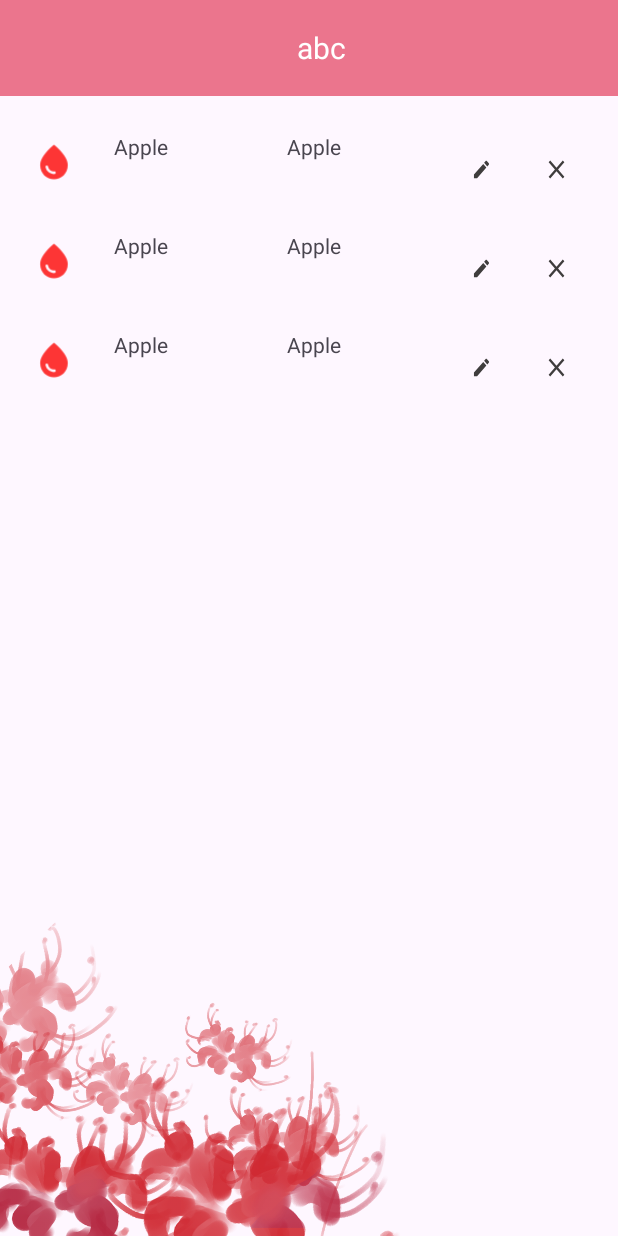
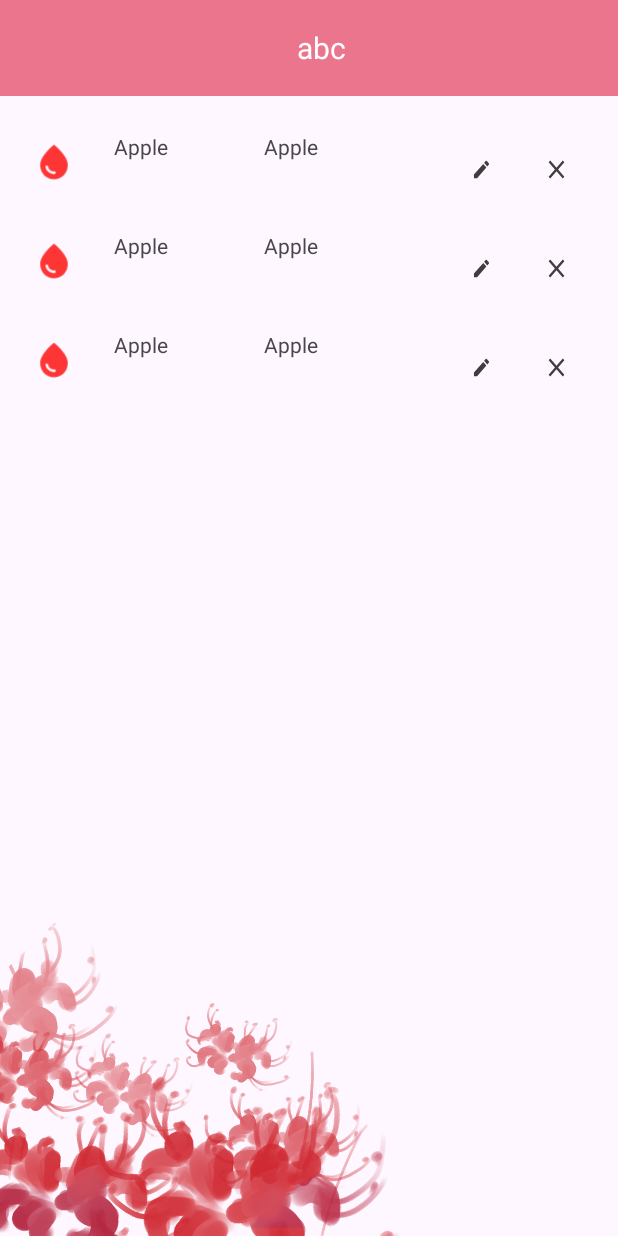
Before and after one commit to cheshire0/PeriodApp, an Android app: the layout activity_track.xml on its own in the app's theme, with its tools: preview values and no code run, on a phone screen of 412 x 824 dp. Run offline under Robolectric (Android 15) with nearby library versions, the light colour scheme and no system bars.

Commit message:
kész update

```diff
--- a/PeriodApp/app/src/main/java/hu/bme/aut/android/periodapp/TrackActivity.kt
+++ b/PeriodApp/app/src/main/java/hu/bme/aut/android/periodapp/TrackActivity.kt
@@ -36,7 +36,7 @@ class TrackActivity: AppCompatActivity(), SymptomAdapter.SymptomItemClickListene
         }
     }
 
-    fun String.titlecaseFirstChar() = replaceFirstChar(Char::titlecase)
+    private fun String.titlecaseFirstChar() = replaceFirstChar(Char::titlecase)
 
     override fun onItemEdited(item: SymptomItem) {
         var array=resources.getStringArray(R.array.bleeding_items)
--- a/PeriodApp/app/src/main/java/hu/bme/aut/android/periodapp/adapter/SymptomAdapter.kt
+++ b/PeriodApp/app/src/main/java/hu/bme/aut/android/periodapp/adapter/SymptomAdapter.kt
@@ -68,6 +68,7 @@ RecyclerView.Adapter<SymptomAdapter.SymptomViewHolder>() {
         items.removeAt(n)
         items.add(n,shoppingItem)
         listener.onItemChanged(shoppingItem)
+        notifyItemChanged(n)
     }
 
     override fun getItemCount(): Int = items.size
--- a/PeriodApp/app/src/main/java/hu/bme/aut/android/periodapp/data/SymptomItemDao.kt
+++ b/PeriodApp/app/src/main/java/hu/bme/aut/android/periodapp/data/SymptomItemDao.kt
@@ -15,7 +15,7 @@ interface SymptomItemDao {
     @Insert
     fun insert(shoppingItems: SymptomItem): Long
 
-    @Update(onConflict = OnConflictStrategy.REPLACE)
+    @Update
     fun update(shoppingItem: SymptomItem)
 
     @Delete
--- a/PeriodApp/app/src/main/java/hu/bme/aut/android/periodapp/misc/NewSymptomItemDialogFragment.kt
+++ b/PeriodApp/app/src/main/java/hu/bme/aut/android/periodapp/misc/NewSymptomItemDialogFragment.kt
@@ -3,6 +3,7 @@ package hu.bme.aut.android.periodapp.misc
 import android.app.Dialog
 import android.content.Context
 import android.os.Bundle
+import android.util.Log
 import android.view.LayoutInflater
 import android.widget.ArrayAdapter
 import androidx.appcompat.app.AlertDialog
@@ -43,6 +44,7 @@ class NewSymptomItemDialogFragment(
         )
 
         if(item!=null) { setSymptomItem(item!!) }
+        //Log.d(TAG,binding.spSymptom.selectedItem.toString())
 
         return AlertDialog.Builder(requireContext())
             .setTitle(R.string.new_symptom_item)
@@ -55,9 +57,10 @@ class NewSymptomItemDialogFragment(
             .create()
     }
 
+    private fun String.titlecaseFirstChar() = replaceFirstChar(Char::titlecase)
     private fun setSymptomItem(item: SymptomItem) {
         binding.tvSymptom.text=category
-        binding.spSymptom.setSelection((binding.spSymptom.adapter as ArrayAdapter<String>).getPosition(item.type))
+        binding.spSymptom.setSelection(types.indexOf(item.type.lowercase().titlecaseFirstChar().replace('_',' ')))
         binding.etDescription.setText(item.description)
     }
 
--- a/PeriodApp/app/src/main/res/layout/item_symptom_list.xml
+++ b/PeriodApp/app/src/main/res/layout/item_symptom_list.xml
@@ -25,7 +25,7 @@
     <LinearLayout
         android:layout_width="0dp"
         android:layout_height="wrap_content"
-        android:layout_marginLeft="15dp"
+        android:layout_marginLeft="0dp"
         android:layout_weight="1"
         android:orientation="vertical">
 
```
